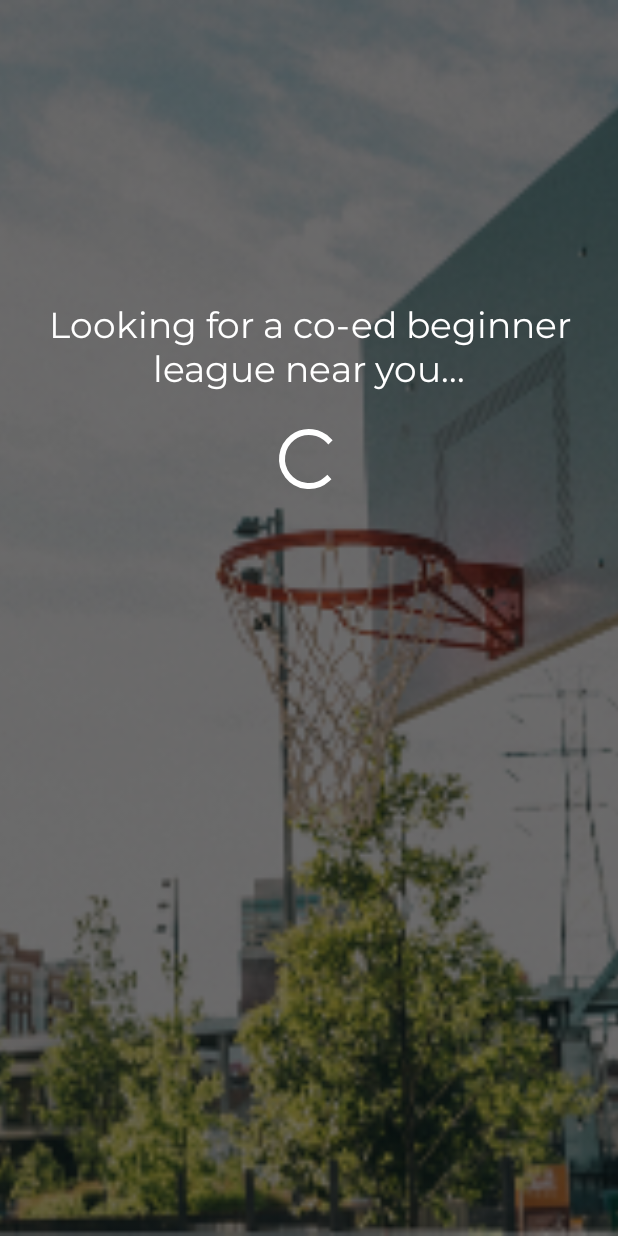
After one commit to IGruicic/Swoosh, an Android app: the layout activity_finish.xml on its own in the app's theme, with its tools: preview values and no code run, on a phone screen of 412 x 824 dp. The commit adds this screen. Run offline under Robolectric (Android 15) with nearby library versions, the phone set to English and light mode, and no system bars.

Commit message:
lesson 6

```diff
--- a/app/src/main/java/com/ig_/swoosh/BaseActivity.kt
+++ b/app/src/main/java/com/ig_/swoosh/Controler/BaseActivity.kt
@@ -1,4 +1,4 @@
-package com.ig_.swoosh
+package com.ig_.swoosh.Controler
 
 import android.support.v7.app.AppCompatActivity
 import android.os.Bundle
--- a/app/src/main/java/com/ig_/swoosh/WelcomeActivity.kt
+++ b/app/src/main/java/com/ig_/swoosh/Controler/WelcomeActivity.kt
@@ -1,8 +1,8 @@
-package com.ig_.swoosh
+package com.ig_.swoosh.Controler
 
 import android.content.Intent
-import android.support.v7.app.AppCompatActivity
 import android.os.Bundle
+import com.ig_.swoosh.R
 import kotlinx.android.synthetic.main.activity_welcome.*
 
 class WelcomeActivity : BaseActivity() {
--- /dev/null
+++ b/app/src/main/java/com/ig_/swoosh/Utilities/constants.kt
@@ -0,0 +1,4 @@
+package com.ig_.swoosh.Utilities
+
+const val EXTRA_LEAGUE = "league"
+const val EXTRA_SKILL = "skill"
--- a/app/src/main/java/com/ig_/swoosh/constants.kt
+++ /dev/null
@@ -1,3 +0,0 @@
-package com.ig_.swoosh
-
-const val EXTRA_LEAGUE = "league"
--- /dev/null
+++ b/app/src/main/res/layout/activity_finish.xml
@@ -0,0 +1,53 @@
+<?xml version="1.0" encoding="utf-8"?>
+<android.support.constraint.ConstraintLayout xmlns:android="http://schemas.android.com/apk/res/android"
+    xmlns:app="http://schemas.android.com/apk/res-auto"
+    xmlns:tools="http://schemas.android.com/tools"
+    android:layout_width="match_parent"
+    android:layout_height="match_parent"
+    tools:context=".Controler.FinishActivity">
+
+    <ImageView
+        android:id="@+id/imageView4"
+        android:layout_width="0dp"
+        android:layout_height="0dp"
+        android:scaleType="centerCrop"
+        app:layout_constraintBottom_toBottomOf="parent"
+        app:layout_constraintEnd_toEndOf="parent"
+        app:layout_constraintStart_toStartOf="parent"
+        app:layout_constraintTop_toTopOf="parent"
+        app:srcCompat="@drawable/exercisebg" />
+
+    <TextView
+        android:id="@+id/searchLeaguetTxt"
+        android:layout_width="0dp"
+        android:layout_height="wrap_content"
+        android:layout_marginStart="16dp"
+        android:layout_marginTop="200dp"
+        android:layout_marginEnd="16dp"
+        android:layout_marginBottom="8dp"
+        android:fontFamily="@font/montserrat"
+        android:text="@string/searchLeague"
+        android:textAlignment="center"
+        android:textColor="@android:color/background_light"
+        android:textSize="24sp"
+        app:layout_constraintBottom_toBottomOf="parent"
+        app:layout_constraintEnd_toEndOf="parent"
+        app:layout_constraintHorizontal_bias="0.0"
+        app:layout_constraintStart_toStartOf="parent"
+        app:layout_constraintTop_toTopOf="@+id/imageView4"
+        app:layout_constraintVertical_bias="0.002"
+        tools:text="@string/searchLeague" />
+
+
+    <ProgressBar
+        android:id="@+id/progressBar"
+        style="?android:attr/progressBarStyle"
+        android:layout_width="wrap_content"
+        android:layout_height="wrap_content"
+        android:layout_marginStart="8dp"
+        android:layout_marginTop="16dp"
+        android:layout_marginEnd="8dp"
+        app:layout_constraintEnd_toEndOf="parent"
+        app:layout_constraintStart_toStartOf="parent"
+        app:layout_constraintTop_toBottomOf="@+id/searchLeaguetTxt" />
+</android.support.constraint.ConstraintLayout>
--- a/app/src/main/res/layout/activity_league.xml
+++ b/app/src/main/res/layout/activity_league.xml
@@ -4,7 +4,7 @@
     xmlns:tools="http://schemas.android.com/tools"
     android:layout_width="match_parent"
     android:layout_height="match_parent"
-    tools:context=".LeagueActivity">
+    tools:context=".Controler.LeagueActivity">
 
     <ImageView
         android:id="@+id/imageView3"
--- a/app/src/main/res/layout/activity_welcome.xml
+++ b/app/src/main/res/layout/activity_welcome.xml
@@ -4,7 +4,7 @@
     xmlns:tools="http://schemas.android.com/tools"
     android:layout_width="match_parent"
     android:layout_height="match_parent"
-    tools:context=".WelcomeActivity">
+    tools:context=".Controler.WelcomeActivity">
 
     <ImageView
         android:id="@+id/imageView"
--- a/app/src/main/res/values/strings.xml
+++ b/app/src/main/res/values/strings.xml
@@ -16,4 +16,5 @@
     <string name="on_going_all_out">ON GOING ALL OUT</string>
     <string name="find_a_team_in_your_city_and_dominate_the_league">Find a team in your city and dominate the league</string>
     <string name="get_started">GET STARTED</string>
+    <string name="searchLeague">Looking for a co-ed beginner league near you...</string>
 </resources>
```
Also changed, not shown: app/src/main/AndroidManifest.xml (+5 -4 lines), app/src/main/java/com/ig_/swoosh/Controler/FinishActivity.kt (added, +21 -0 lines), app/src/main/java/com/ig_/swoosh/Controler/LeagueActivity.kt (renamed from app/src/main/java/com/ig_/swoosh/LeagueActivity.kt, +5 -4 lines), app/src/main/java/com/ig_/swoosh/Controler/SkillActivity.kt (added, +44 -0 lines), app/src/main/java/com/ig_/swoosh/SkillActivity.kt (deleted, +0 -16 lines), app/src/main/res/layout/activity_skill.xml (+7 -4 lines).
